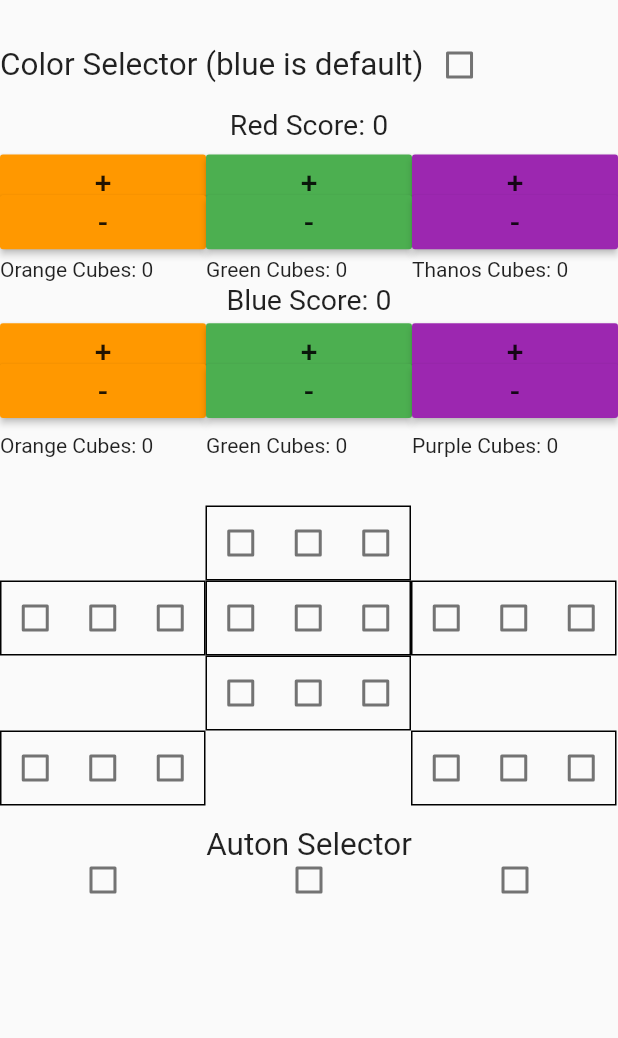
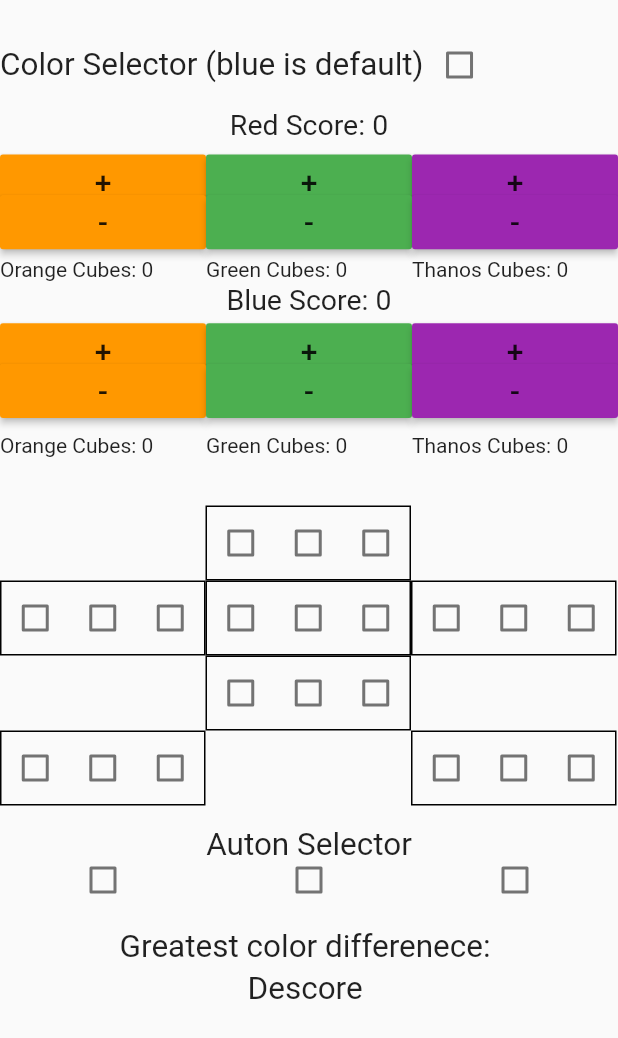
Before and after one commit to mehulghosal/towertakeover-scoring, a Flutter app: the screen it shows after launch, on a phone screen of 412 x 824 dp. Shown: the top 1038 px of the screen. Run offline on Flutter 3.47's test engine with Material 2 defaults, Android fonts, the phone set to English and light mode, and no system bars.

Commit message:
working version

```diff
--- a/lib/main.dart
+++ b/lib/main.dart
@@ -1,5 +1,6 @@
 import 'package:flutter/material.dart';
 import 'package:flutter/services.dart';
+import 'suggest.dart';
 
 void main() {
   SystemChrome.setPreferredOrientations([DeviceOrientation.portraitUp])
@@ -73,12 +74,15 @@ class _MyHomePageState extends State<MyHomePage> {
   List _cube = [0,0,0,0,0,0];
   int _blueScore = 0;
   int _redScore  = 0;
+//  suggestions = [greatest color diff, tower to descore]
+  List _suggestions = ["", ""];
   //i is the index in getCubes()
   void _updateText(int i){
     setState(() {
       _cube = cubeValues;
       _blueScore = blueScore();
       _redScore  = redScore();
+//      _suggestions = suggest(alliance, [_blueScore, redScore()], [cubeValues[0], cubeValues[1], cubeValues[2]], [cubeValues[3], cubeValues[4], cubeValues[5]], highValues);
     });
   }
 
@@ -385,7 +389,7 @@ class _MyHomePageState extends State<MyHomePage> {
                     child: Text("Green Cubes: " + _cube[1].toString())
                 ),
                 Expanded(
-                    child: Text("Purple Cubes: " + _cube[2].toString())
+                    child: Text("Thanos Cubes: " + _cube[2].toString())
                 ),
               ],
             ),
@@ -473,6 +477,14 @@ class _MyHomePageState extends State<MyHomePage> {
             ),
           ),
 
+          Container(
+              alignment: Alignment(0, 0.55),
+              child: Text("Greatest color differenece: " + _suggestions[0], style: new TextStyle(fontSize: 21),)
+          ),
+          Container(
+              alignment: Alignment(0, 0.62),
+              child: Text("Descore " + _suggestions[1].toString(), style: new TextStyle(fontSize: 21),)
+          ),
 
 
         ],
```
